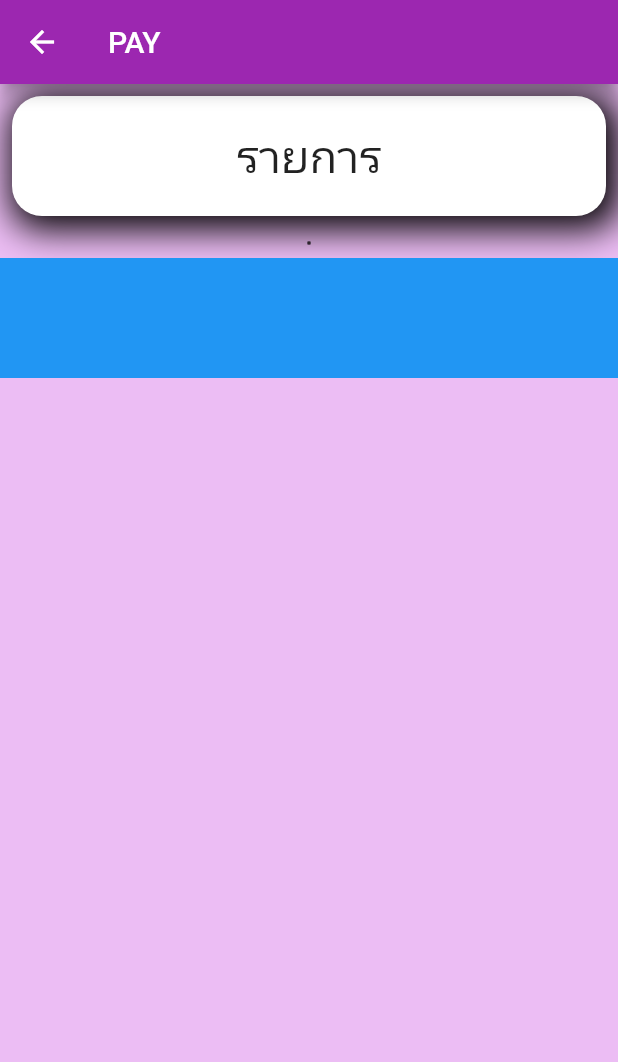
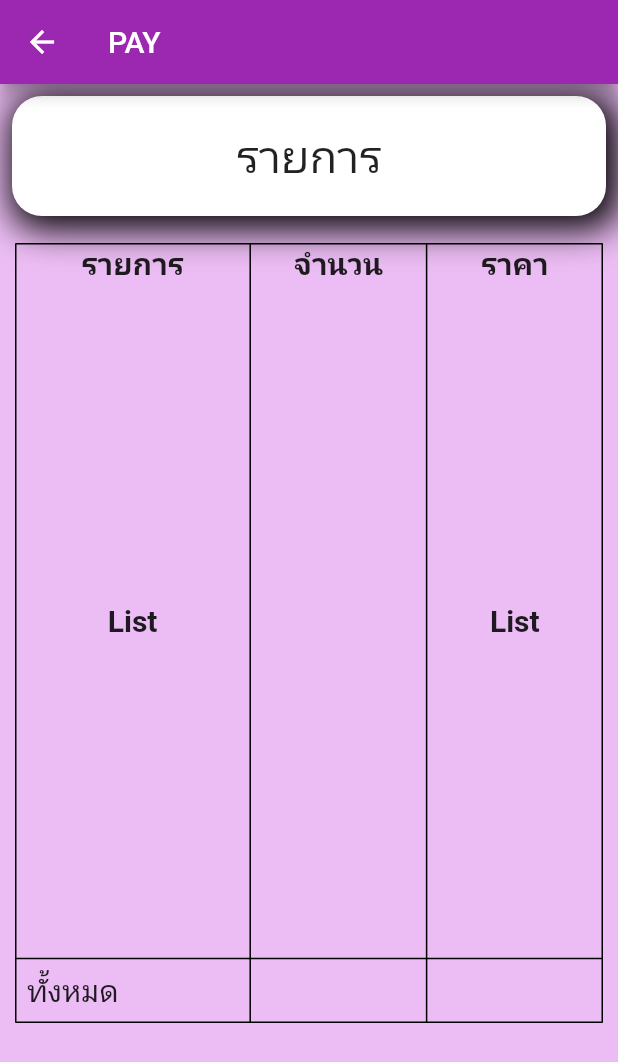
Before and after one commit to ggthkk/shop, a Flutter app: the receipt screen opened directly, on a phone screen of 412 x 824 dp. Shown: the top 1062 px of the screen. Run offline on Flutter 3.47's test engine with Material 2 defaults, Android fonts, the phone set to English and light mode, and no system bars; our stand-ins replace flutter_profile_picture; missing offline and left inert: dart:ffi.

Commit message:
add receipt

```diff
--- a/lib/product.dart
+++ b/lib/product.dart
@@ -1,10 +1,11 @@
 import 'package:flutter/material.dart';
 
 class ShirtData {
+  final String id;
   final String name;
   final double price;
 
-  ShirtData(this.name, this.price);
+  ShirtData(this.id, this.name, this.price);
 }
 
 class TrouserData {
--- a/lib/receipt.dart
+++ b/lib/receipt.dart
@@ -13,8 +13,7 @@
     return Scaffold(
       backgroundColor: Color.fromARGB(255, 236, 189, 244),
       appBar: AppBar(title: Text('PAY')),
-      body: Column(
-        children: [
+      body: Column(children: [
         Padding(
           padding: const EdgeInsets.all(8.0),
           child: Container(
@@ -41,15 +40,70 @@
           margin: EdgeInsets.all(10),
           child: Table(
             border: TableBorder.all(),
-              children: [],
-            ),
+            columnWidths: {0: FractionColumnWidth(.4)},
+            children: [
+              TableRow(children: [
+                Column(
+                  children: [
+                    Text(
+                      'รายการ',
+                      style:
+                          TextStyle(fontSize: 20, fontWeight: FontWeight.bold),
                     ),
                     Container(
-            height: 80,
-            color: Colors.blue,
+                      alignment: Alignment.center,
+                      height: 450,
+                      child: Text(
+                        "List",
+                        style: TextStyle(
+                            fontSize: 20, fontWeight: FontWeight.bold),
+                      ),
                     )
                   ],
                 ),
+                Column(
+                  children: [
+                    Text(
+                      'จำนวน',
+                      style:
+                          TextStyle(fontSize: 20, fontWeight: FontWeight.bold),
+                    ),
+                  ],
+                ),
+                Column(
+                  children: [
+                    Text(
+                      'ราคา',
+                      style:
+                          TextStyle(fontSize: 20, fontWeight: FontWeight.bold),
+                    ),
+                    Container(
+                      alignment: Alignment.center,
+                      height: 450,
+                      child: Text(
+                        "List",
+                        style: TextStyle(
+                            fontSize: 20, fontWeight: FontWeight.bold),
+                      ),
+                    )
+                  ],
+                )
+              ]),
+              TableRow(children: [
+                Padding(
+                  padding: const EdgeInsets.all(8.0),
+                  child: Text(
+                    'ทั้งหมด',
+                    style: TextStyle(fontSize: 20),
+                  ),
+                ),
+                Text(''),
+                Text(''),
+              ]),
+            ],
+          ),
+        ),
+      ]),
     );
   }
 }
```
Also changed, not shown: lib/main.dart (+18 -9 lines). Lines whose indentation alone changed are shown as unchanged.
